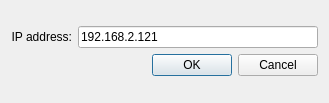
OE-FET/customxepr, file keithley_gui/address_dialog.ui: the form before one commit.
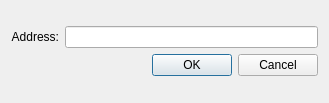
The form after the commit.

What changed in the file:
```diff
--- a/keithley_gui/address_dialog.ui
+++ b/keithley_gui/address_dialog.ui
@@ -19,14 +19,14 @@
      <item row="0" column="1">
       <widget class="QLineEdit" name="lineEditIP">
        <property name="text">
-        <string>192.168.2.121</string>
+        <string/>
        </property>
       </widget>
      </item>
      <item row="0" column="0" alignment="Qt::AlignRight">
       <widget class="QLabel" name="label">
        <property name="text">
-        <string>IP address:</string>
+        <string>Address:</string>
        </property>
        <property name="alignment">
         <set>Qt::AlignRight|Qt::AlignTrailing|Qt::AlignVCenter</set>
```
Left out of the diff: 2 changed lines with no effect on the pictures.
